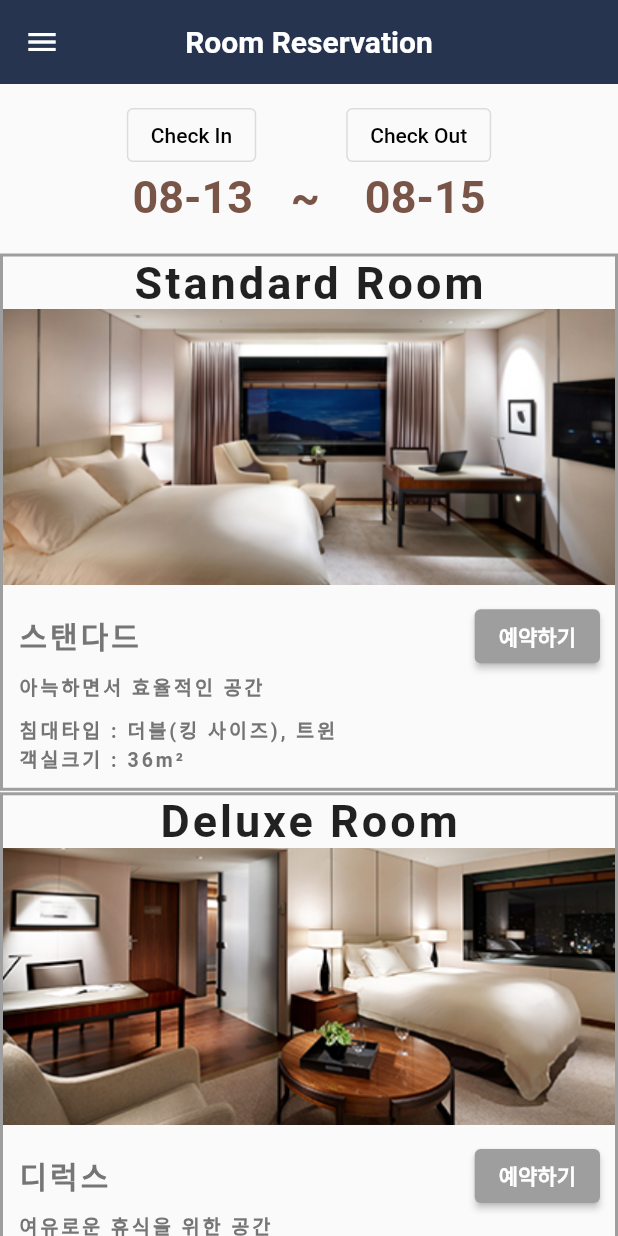
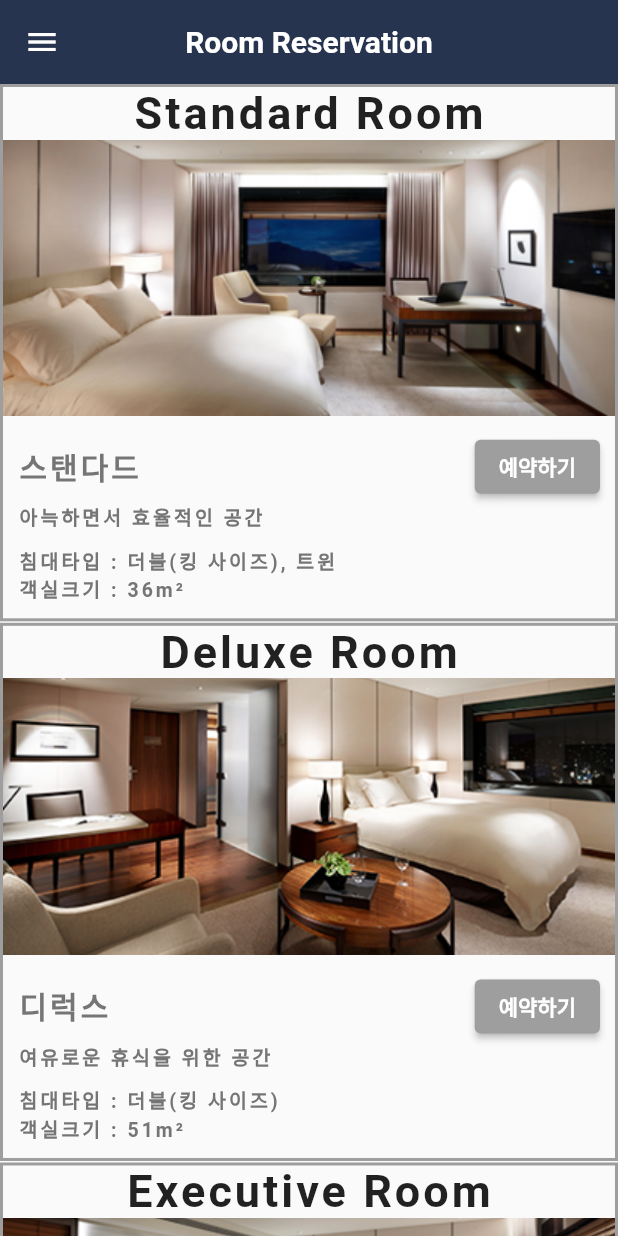
Before and after one commit to hallu0317/Capstone_Design_TUK, a Flutter app: the screen it shows once a user with an empty profile is signed in, after a tap on "호텔 예약 하러가기", on a phone screen of 412 x 824 dp. Run offline on Flutter 3.47's test engine with Material 2 defaults, Android fonts, the phone set to English and light mode, and no system bars; our stand-ins replace carousel_slider, cloud_firestore, firebase_auth, firebase_core, get, google_sign_in; missing offline and left inert: bootpay, bootpay_api, bootpay_webview_flutter, kakao_flutter_sdk; accounts and stored records are empty; network calls fail; statements that could not run were skipped.

Commit message:
체크인 체크아웃 날짜 개선(PAYPAL버튼 클릭시 데이터베이스 수정)

```diff
--- a/FlutterLogin-main/FlutterLogin-main/lib/payment.dart
+++ b/FlutterLogin-main/FlutterLogin-main/lib/payment.dart
@@ -12,6 +12,7 @@ import 'package:flutter_login/naverpay.dart';
 import 'widget/appbar_widget.dart';
 import 'package:get/get.dart';
 import 'bootpay.dart';
+import 'package:intl/intl.dart';
 
 class Payment extends StatefulWidget {
   final String email;
@@ -24,6 +25,13 @@ class Payment extends StatefulWidget {
 class _PaymentState extends State<Payment> {
   DateTime _selectedDate_in = DateTime.now();
   DateTime _selectedDate_out = DateTime.now().add(Duration(days: 1));
+  String _inyear = "";
+  String _outyear = "";
+  String _inday = "";
+  String _outday = "";
+  String _inmonth = "";
+  String _outmonth = "";
+
   var paymethod = [
     "카카오페이",
     "신용카드",
@@ -84,6 +92,8 @@ class _PaymentState extends State<Payment> {
                                 selected_in.then((selected_in) {
                                   setState(() {
                                     _selectedDate_in = selected_in!;
+                                    _selectedDate_out =
+                                        selected_in!.add(Duration(days: 1));
                                   });
                                 });
                               }),
@@ -271,9 +281,25 @@ class _PaymentState extends State<Payment> {
 
   Future updateHotelData() async {
     print("@@CheckIn,CheckOut 필드 값 변경!!");
+    _inyear = DateFormat("yyyy").format(_selectedDate_in);
+    _outyear = DateFormat("yyyy").format(_selectedDate_out);
+    _inmonth = DateFormat("MM").format(_selectedDate_in);
+    _outmonth = DateFormat("MM").format(_selectedDate_out);
+    _inday = DateFormat("dd").format(_selectedDate_in);
+    _outday = DateFormat("dd").format(_selectedDate_out);
+    int uinyear = int.parse(_inyear);
+    int uoutyear = int.parse(_outyear);
+    int uinday = int.parse(_inday);
+    int uoutday = int.parse(_outday);
+    int uinmonth = int.parse(_inmonth);
+    int uoutmonth = int.parse(_outmonth);
     return await hotelCollection.doc("Standard").update({
-      "CheckIn": _selectedDate_in.add(Duration(hours: 6)),
-      "CheckOut": _selectedDate_out.add(Duration(hours: 3)),
+      "checkInYear": uinyear,
+      "checkOutYear": uoutyear,
+      "checkInDay": uinday,
+      "checkOutDay": uoutday,
+      "checkInMonth": uinmonth,
+      "checkOutMonth": uoutmonth,
     });
   }
 }
--- a/FlutterLogin-main/FlutterLogin-main/lib/regions_reservation.dart
+++ b/FlutterLogin-main/FlutterLogin-main/lib/regions_reservation.dart
@@ -27,9 +27,6 @@ class Reservation extends StatefulWidget {
 
 class _ReservationState extends State<Reservation> {
   var choiceRoom = ""; //선택 된 방
-
-  DateTime _selectedDate_in = DateTime.now();
-  DateTime _selectedDate_out = DateTime.now().add(Duration(days: 1));
   @override
   Widget build(BuildContext context) {
     return MaterialApp(
@@ -50,100 +47,6 @@ class _ReservationState extends State<Reservation> {
         ),
         body: SingleChildScrollView(
           child: Column(children: [
-            Container(
-              padding: EdgeInsets.all(10.0),
-              child: Column(
-                children: [
-                  Row(
-                    mainAxisAlignment: MainAxisAlignment.center,
-                    children: [
-                      OutlinedButton(
-                          child: Text(
-                            "Check In",
-                            style: TextStyle(color: Colors.black),
-                          ),
-                          onPressed: () {
-                            Future<DateTime?> selected_in = showDatePicker(
-                                context: context,
-                                initialDate: DateTime.now(),
-                                firstDate: DateTime.now(),
-                                lastDate:
-                                    DateTime.now().add(Duration(days: 365)),
-                                builder: (BuildContext context, Widget? child) {
-                                  return Theme(
-                                      data: ThemeData.light(), child: child!);
-                                });
-                            selected_in.then((selected_in) {
-                              setState(() {
-                                _selectedDate_in = selected_in!;
-                              });
-                            });
-                          }),
-                      SizedBox(
-                        width: 60.0,
-                      ),
-                      OutlinedButton(
-                          child: Text(
-                            "Check Out",
-                            style: TextStyle(color: Colors.black),
-                          ),
-                          onPressed: () {
-                            Future<DateTime?> selected_out = showDatePicker(
-                                context: context,
-                                initialDate:
-                                    _selectedDate_in.add(Duration(days: 1)),
-                                firstDate:
-                                    _selectedDate_in.add(Duration(days: 1)),
-                                lastDate:
-                                    DateTime.now().add(Duration(days: 366)),
-                                builder: (BuildContext context, Widget? child) {
-                                  return Theme(
-                                      data: ThemeData.light(), child: child!);
-                                });
-                            selected_out.then((selected_out) {
-                              setState(() {
-                                _selectedDate_out = selected_out!;
-                              });
-                            });
-                          }),
-                    ],
-                  ),
-                  Row(
-                    mainAxisAlignment: MainAxisAlignment.center,
-                    children: [
-                      Text(
-                        '${_selectedDate_in.month.toString().padLeft(2, '0')}-${_selectedDate_in.day.toString().padLeft(2, '0')}',
-                        style: TextStyle(
-                            fontSize: 30,
-                            fontWeight: FontWeight.bold,
-                            color: Colors.brown[500]),
-                      ),
-                      SizedBox(
-                        width: 25.0,
-                      ),
-                      Text(
-                        "~",
-                        style: TextStyle(
-                            fontSize: 30,
-                            fontWeight: FontWeight.bold,
-                            color: Colors.brown[500]),
-                      ),
-                      SizedBox(
-                        width: 30.0,
-                      ),
-                      Text(
-                        '${_selectedDate_out.month.toString().padLeft(2, '0')}-${(_selectedDate_out.day + 1).toString().padLeft(2, '0')}',
-                        style: TextStyle(
-                            fontSize: 30,
-                            fontWeight: FontWeight.bold,
-                            color: Colors.brown[500]),
-                      ),
-                    ],
-                  ),
-                ],
-              ),
-            ),
-            SizedBox(height: 10.0),
             Container(
               decoration: BoxDecoration(
                 border: Border.all(color: Colors.grey, width: 2),
```
